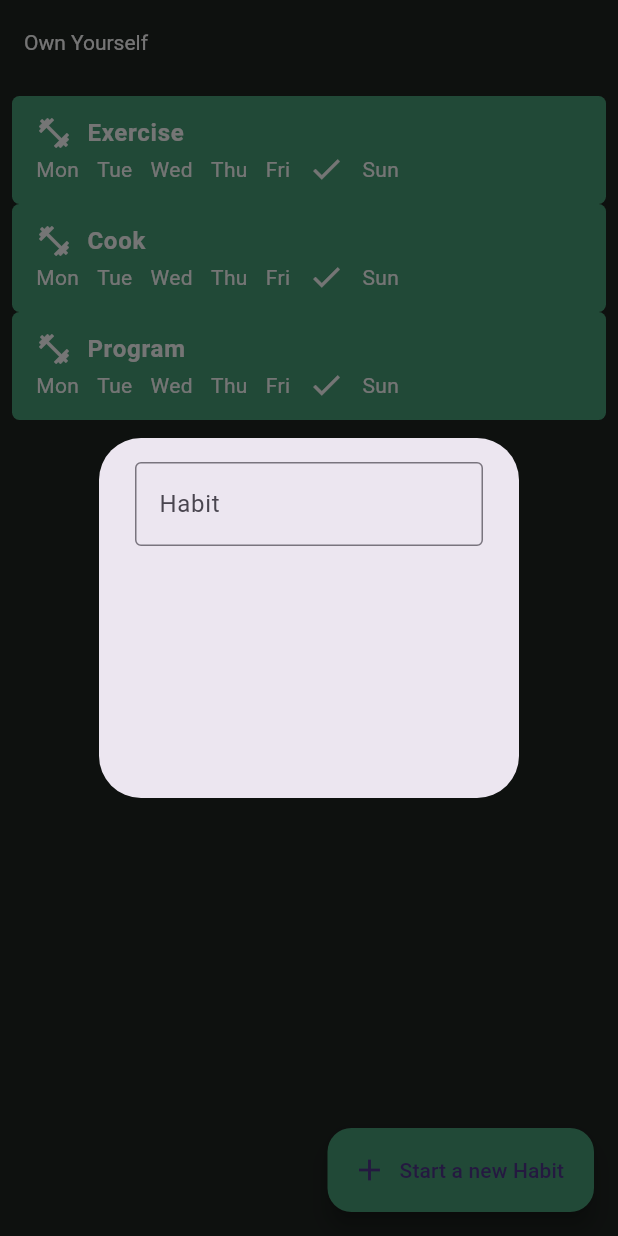
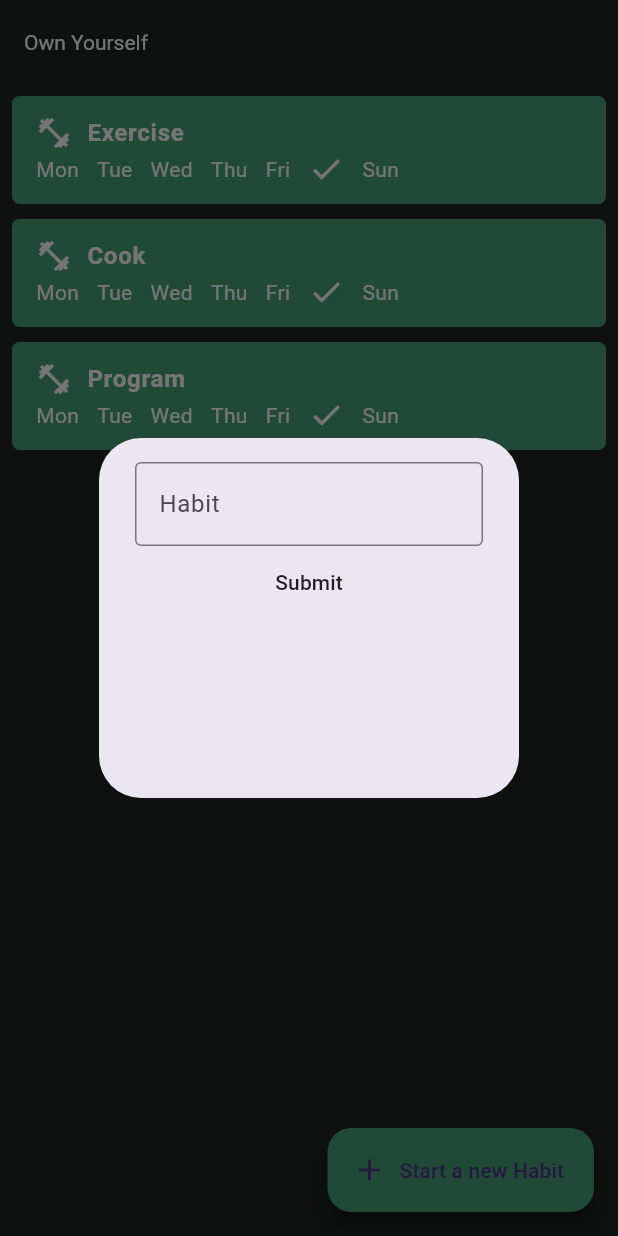
Before and after one commit to kallol000/own-yourself-habit-tracker, a Flutter app: the screen it shows after launch, after a tap on "Start a new Habit", on a phone screen of 412 x 824 dp. Run offline on Flutter 3.47's test engine with Material 3 defaults, Android fonts, the phone set to English and light mode, and no system bars.

Commit message:
added basic submit function

```diff
--- a/lib/pages/home_page.dart
+++ b/lib/pages/home_page.dart
@@ -14,8 +14,15 @@ class HomePage extends StatefulWidget {
 class _HomePageState extends State<HomePage> {
   void createNewHabit(){
     showDialog(context: context, builder: (context){
-      return NewHabitForm();
+      return NewHabitForm(submitAction: addNewHabit,);
     },);
+  }
+
+  void addNewHabit(String habitName){
+    setState(() {
+      data.add(habitName);
+      Navigator.pop(context);
+    });
   }
 
   @override
@@ -30,9 +37,11 @@ class _HomePageState extends State<HomePage> {
       ),
       body: Padding(
         padding: const EdgeInsets.all(8.0),
-        child: ListView.builder(itemBuilder: (context, index) {
+        child: ListView.separated(itemBuilder: (context, index) {
           return Habit(title: data[index]);
-        },itemCount: data.length,),
+        }, separatorBuilder: (context, index) {
+          return SizedBox(height: 10,);
+        }, itemCount: data.length),
       ),
     );
   }
--- a/lib/widgets/new_habit_form.dart
+++ b/lib/widgets/new_habit_form.dart
@@ -1,7 +1,15 @@
 import 'package:flutter/material.dart';
 
-class NewHabitForm extends StatelessWidget {
-  const NewHabitForm({super.key});
+class NewHabitForm extends StatefulWidget {
+  void Function(String) submitAction;
+  NewHabitForm({super.key, required this.submitAction});
+
+  @override
+  State<NewHabitForm> createState() => _NewHabitFormState();
+}
+
+class _NewHabitFormState extends State<NewHabitForm> {
+  TextEditingController habitNameController = TextEditingController();
 
   @override
   Widget build(BuildContext context) {
@@ -13,8 +21,12 @@ class NewHabitForm extends StatelessWidget {
 
           children: [
             TextField(
+              controller: habitNameController,
               decoration: InputDecoration(border: OutlineInputBorder(), hintText: 'Habit'),
-            )
+            ),
+            MaterialButton(onPressed: () {
+              widget.submitAction(habitNameController.text);
+            },child: Text('Submit'),)
           ],
         ),
       ),
```
